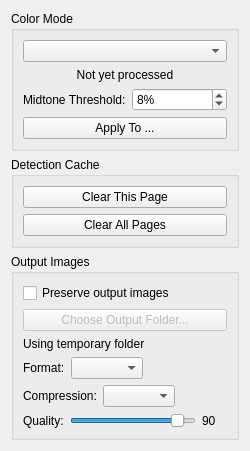
Before: the Qt Designer form src/core/filters/finalize/OptionsWidget.ui in abandoned-industries/scantailor-spectre, drawn with Qt 5.
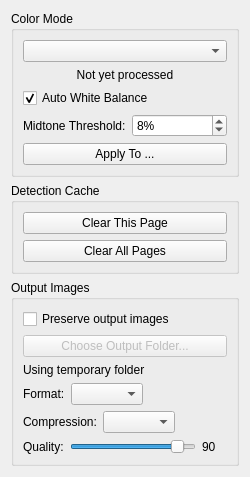
After: the same form once the commit is applied.

Commit message: Add Auto White Balance for improved color mode detection

What changed in the file:
```diff
--- a/src/core/filters/finalize/OptionsWidget.ui
+++ b/src/core/filters/finalize/OptionsWidget.ui
@@ -33,6 +33,19 @@
         </property>
        </widget>
       </item>
+      <item>
+       <widget class="QCheckBox" name="autoWhiteBalanceCB">
+        <property name="text">
+         <string>Auto White Balance</string>
+        </property>
+        <property name="checked">
+         <bool>true</bool>
+        </property>
+        <property name="toolTip">
+         <string>Correct color cast from yellowed paper before detecting color mode</string>
+        </property>
+       </widget>
+      </item>
       <item>
        <layout class="QHBoxLayout" name="thresholdLayout">
         <item>
```
The commit also changes 11 other files.
